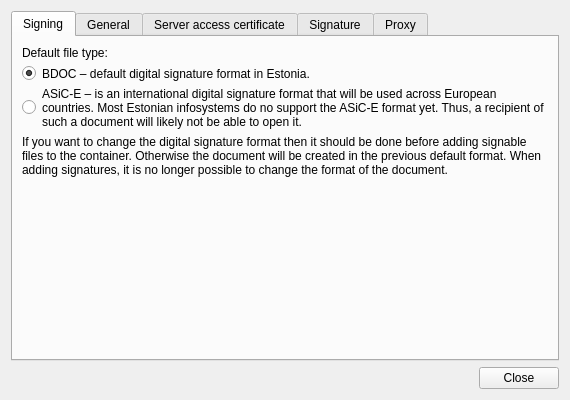
The window that client/SettingsDialog.ui (open-eid/qdigidoc) describes before a commit, drawn with Qt 5.
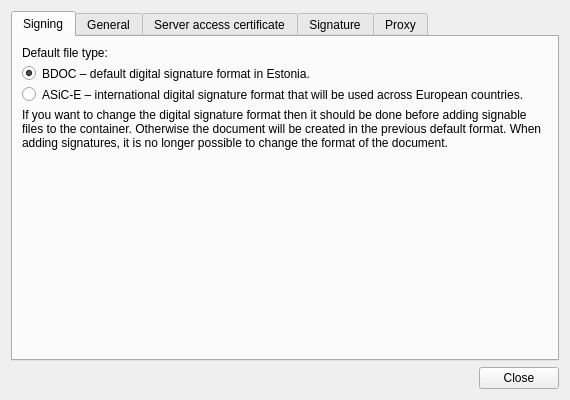
The same window after the commit.

The edit to the form file:
```diff
--- a/client/SettingsDialog.ui
+++ b/client/SettingsDialog.ui
@@ -67,7 +67,7 @@
        <item row="2" column="1">
         <widget class="QLabel" name="typeASICLabel">
          <property name="text">
-          <string>ASiC-E – is an international digital signature format that will be used across European countries. Most Estonian infosystems do no support the ASiC-E format yet. Thus, a recipient of such a document will likely not be able to open it.</string>
+          <string>ASiC-E – international digital signature format that will be used across European countries.</string>
          </property>
          <property name="wordWrap">
           <bool>true</bool>
```
